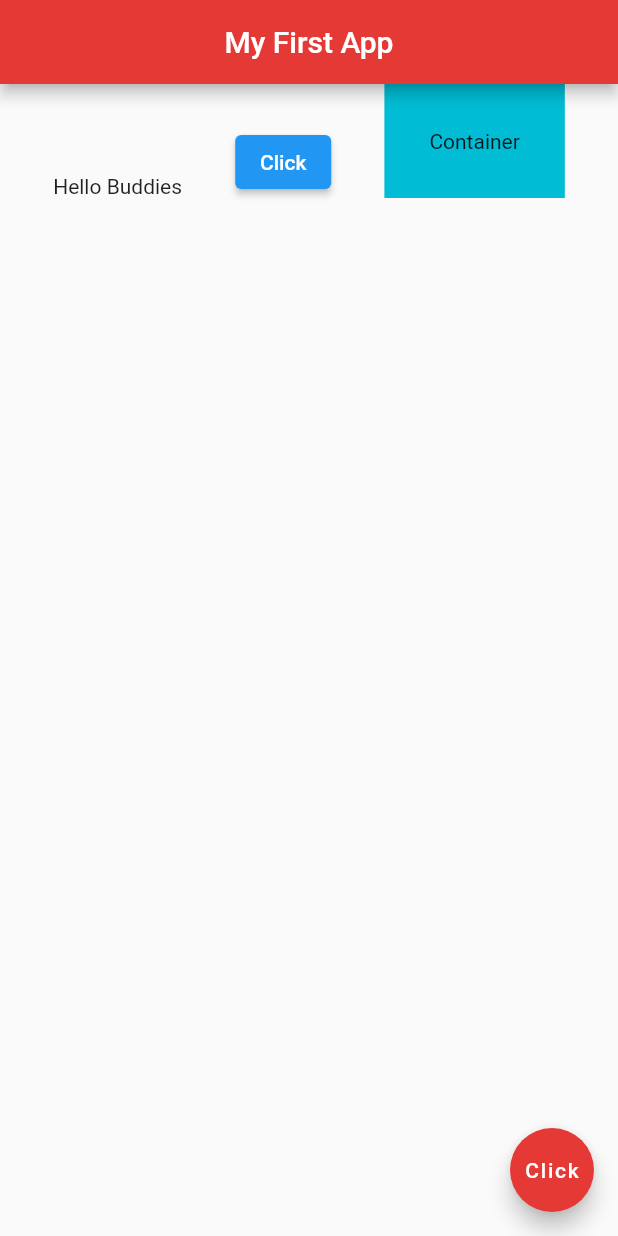
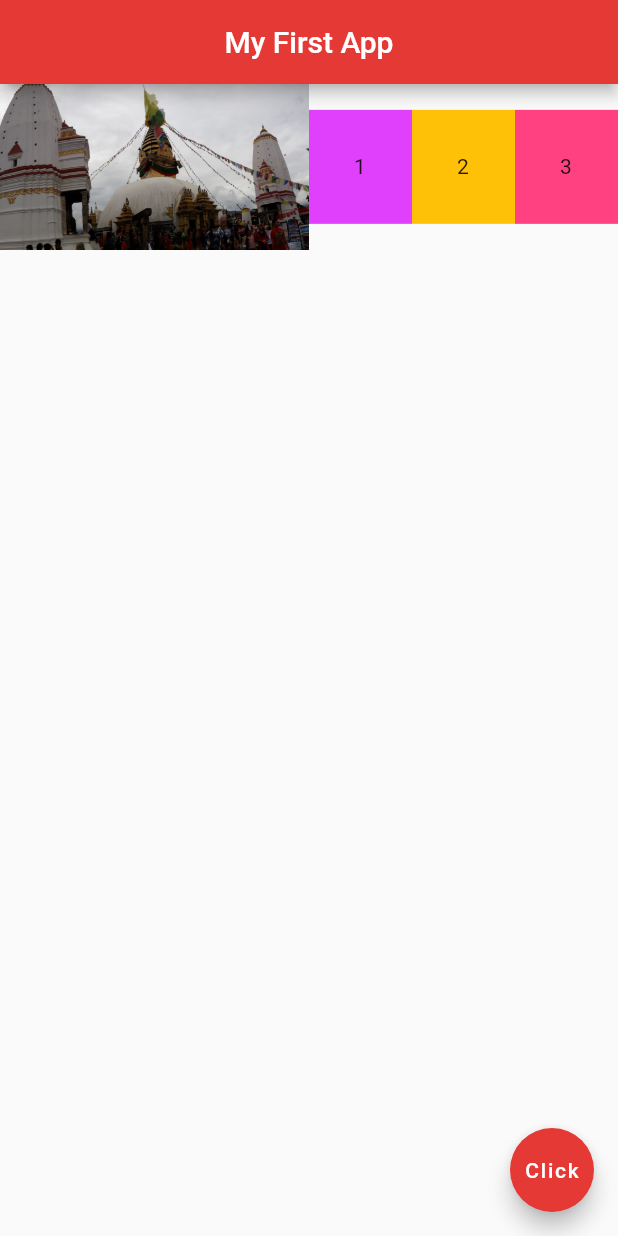
Before and after one commit to nbnD/flutter_beginners_course, a Flutter app: the screen it shows after launch, on a phone screen of 412 x 824 dp. Run offline on Flutter 3.47's test engine with Material 2 defaults, Android fonts, the phone set to English and light mode, and no system bars.

Commit message:
expanded

```diff
--- a/lib/main.dart
+++ b/lib/main.dart
@@ -17,20 +17,33 @@ class HomePage extends StatelessWidget {
           centerTitle: true,
           backgroundColor: Colors.red[600]),
       body: Row(
-        mainAxisAlignment:MainAxisAlignment.spaceEvenly,
-        crossAxisAlignment: CrossAxisAlignment.end,
         children: [
-        const Text("Hello Buddies"),
-        ElevatedButton(
-          onPressed: () {},
-          child: const Text("Click"),
-        ),
-        Container(
-          color: Colors.cyan,
-          padding: const EdgeInsets.all(30),
-          child: const Text("Container"),
-        )
-      ]),
+          Expanded(
+            flex: 3,
+            child: Image.asset('assets/gumba.jpg')),
+          Expanded(
+            flex:1,
+            child: Container(
+                padding: const EdgeInsets.all(30),
+                color: Colors.purpleAccent,
+                child: const Text("1")),
+          ),
+          Expanded(
+            flex:1,
+            child: Container(
+                padding: const EdgeInsets.all(30),
+                color: Colors.amber,
+                child: const Text("2")),
+          ),
+          Expanded(
+            flex:1,
+            child: Container(
+                padding: const EdgeInsets.all(30),
+                color: Colors.pinkAccent,
+                child: const Text("3")),
+          ),
+        ],
+      ),
       floatingActionButton: FloatingActionButton(
         onPressed: () {},
         backgroundColor: Colors.red[600],
```
